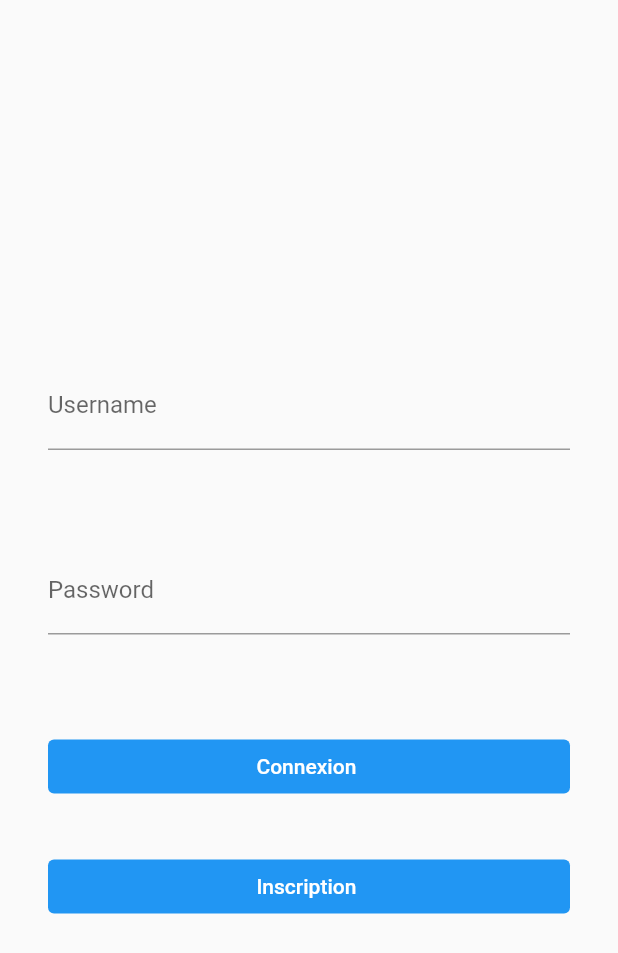
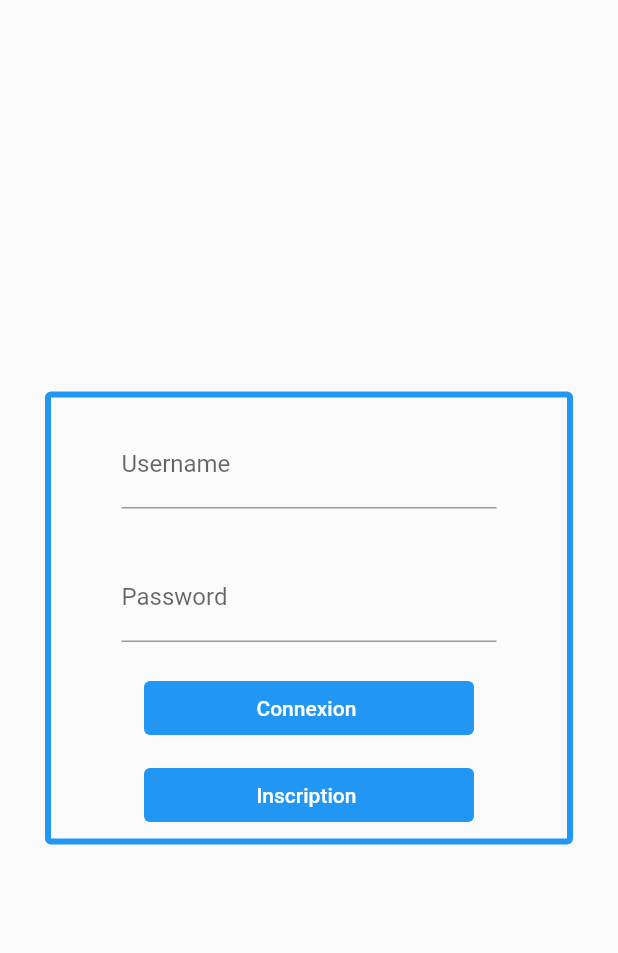
Before and after one commit to oussamarhammi/E23-4205N6-KickMyFlutter-Rhammi, a Flutter app: the screen it shows after launch, on a phone screen of 412 x 824 dp. Shown: the top 953 px of the screen. Run offline on Flutter 3.47's test engine with Material 2 defaults, Android fonts, the phone set to English and light mode, and no system bars; our stand-ins replace cookie_jar, dio, dio_cookie_manager, percent_indicator, table_calendar; missing offline and left inert: dart:ffi.

Commit message:
FIX: reconfiguration de la page connexion

```diff
--- a/tp1/lib/connexion.dart
+++ b/tp1/lib/connexion.dart
@@ -48,7 +48,12 @@ class _Connexion extends State<Connexion> {
   @override
   Widget build(BuildContext context) {
     return Scaffold(
-      body: Column(
+      body: Container(
+        child: Column(
+          mainAxisAlignment: MainAxisAlignment.center,
+          children: [
+            Container(
+              child: Column(
                 mainAxisAlignment: MainAxisAlignment.center,
                 children: <Widget>[
                   Container(
@@ -59,7 +64,7 @@ class _Connexion extends State<Connexion> {
                         hintText: 'Enter your username',
                       ),
                     ),
-            padding: EdgeInsets.all(32),
+                    padding: EdgeInsets.all(15),
                   ),
                   Container(
                     child: TextField(
@@ -70,7 +75,7 @@ class _Connexion extends State<Connexion> {
                         hintText: 'Enter your password',
                       ),
                     ),
-            padding: EdgeInsets.all(32),
+                    padding: EdgeInsets.all(15),
                   ),
                   Container(
                     width: double.infinity,
@@ -87,7 +92,7 @@ class _Connexion extends State<Connexion> {
                         setState(() {});
                       },
                     ),
-            padding: EdgeInsets.all(32),
+                    padding:EdgeInsets.fromLTRB(30,5, 30,5),
                   ),
                   Container(
                     width: double.infinity,
@@ -104,10 +109,23 @@ class _Connexion extends State<Connexion> {
                         );
                       },
                     ),
-            padding: EdgeInsets.fromLTRB(32,0, 32, 0),
+                    padding: EdgeInsets.fromLTRB(30,5, 30,5),
                   ),
                 ],
-
+              ),
+              padding: EdgeInsets.fromLTRB(32,0, 32, 0),
+              decoration: BoxDecoration(
+                  borderRadius: BorderRadius.all(Radius.circular(4)),
+                  shape: BoxShape.rectangle,
+                  border: Border.all(
+                    color: Colors.blue,
+                    width: 4,
+                  )
+              ),
+            ),
+          ],
+        ),
+        padding:EdgeInsets.fromLTRB(30,0, 30,0),
       ),
     );
   }
```
Lines whose indentation alone changed are shown as unchanged.
